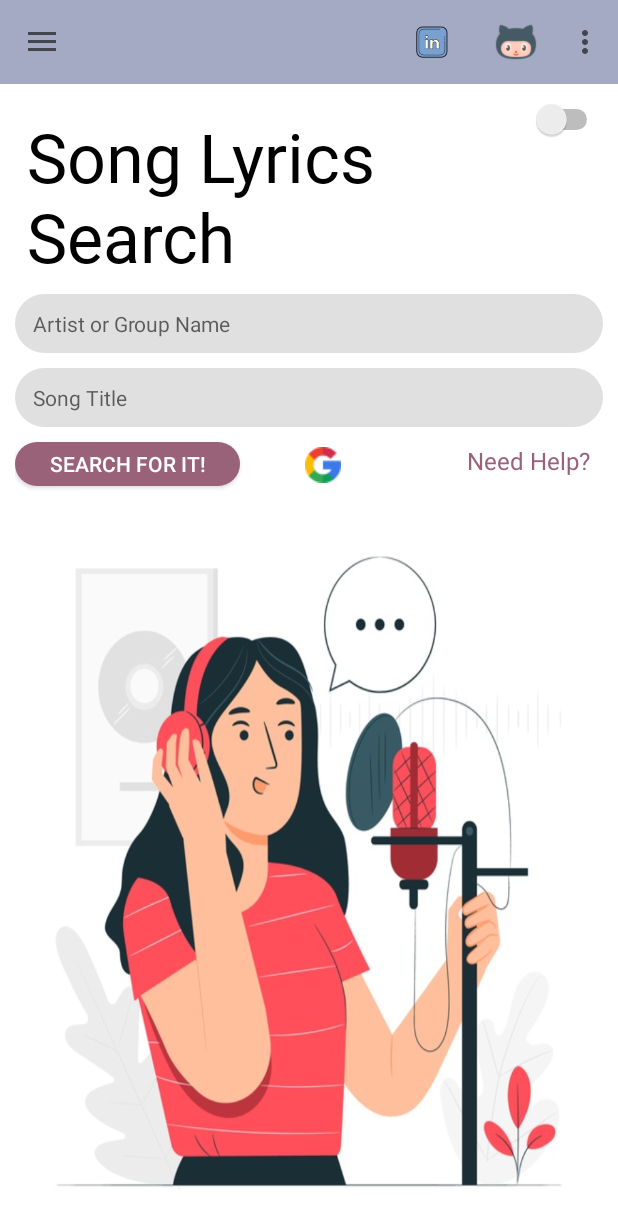
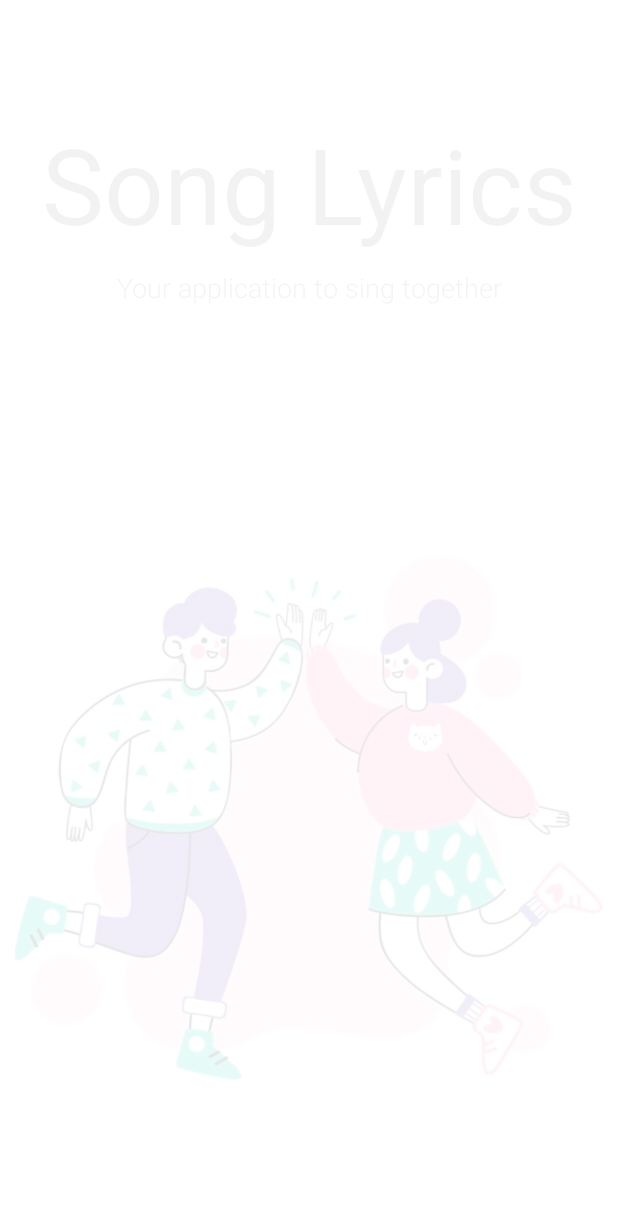
Before and after one commit to andressamachado/Song-Lyrics-Search, an Android app: the first screen one second after launch (MainActivity before the commit, SplashScreen after it), on a phone screen of 412 x 824 dp. Shown: the top 1226 px of the screen. Run offline under Robolectric (Android 15) with nearby library versions, the phone set to English and light mode, and no system bars.

Commit message:
Animated Splash Screen added.

```diff
--- a/app/src/main/AndroidManifest.xml
+++ b/app/src/main/AndroidManifest.xml
@@ -12,13 +12,14 @@
         android:supportsRtl="true"
         android:theme="@style/AppTheme">
 
-        <activity android:name=".MainActivity" android:windowSoftInputMode="adjustPan">
+        <activity android:name=".SplashScreen" android:windowSoftInputMode="adjustPan">
             <intent-filter>
                 <action android:name="android.intent.action.MAIN" />
 
                 <category android:name="android.intent.category.LAUNCHER" />
             </intent-filter>
         </activity>
+        <activity android:name=".MainActivity"/>
         <activity android:name=".SongLyricActivity"/>
 
         <meta-data
--- /dev/null
+++ b/app/src/main/java/com/andressamachado/songlyricssearch/SplashScreen.java
@@ -0,0 +1,70 @@
+package com.andressamachado.songlyricssearch;
+
+import android.content.Intent;
+import android.os.Bundle;
+import android.os.Handler;
+import android.view.WindowManager;
+import android.view.animation.Animation;
+import android.view.animation.AnimationUtils;
+import android.widget.ImageView;
+import android.widget.TextView;
+
+import androidx.annotation.Nullable;
+import androidx.appcompat.app.AppCompatActivity;
+
+/******************************************************************************************
+ * This class is responsible for the splash screen functionality of the application. It extends
+ * AppCompatActivity to adjusts newer platform features on older devices.
+ *
+ * @author Andressa Machado
+ * @version 1.0
+ * @see AppCompatActivity
+ * @since 2020/08/19
+ ******************************************************************************************/
+public class SplashScreen extends AppCompatActivity {
+    //Constant holding the period of time that the splash screen will be visible before going to the MainActivity
+    //4 seconds in this case
+    private static final int SPLASH_SCREEN = 4000;
+
+    /**XML layout elements declarations*/
+    Animation topAnimation, bottomAnimation;
+    TextView title, subtitle;
+    ImageView image;
+
+    /**
+     * OnCreate method is a bundle where the activity is initialized. It is called when the
+     * application is not loaded yet. Here is performed basic application startup logic that
+     * should happen only once for the entire life of the activity
+     */
+    @Override
+    public void onCreate(@Nullable Bundle savedInstanceState) {
+        super.onCreate(savedInstanceState);
+        //set the splash screen to be full screen, not using the action bar that is placed by default by android
+        getWindow().setFlags(WindowManager.LayoutParams.FLAG_FULLSCREEN, WindowManager.LayoutParams.FLAG_FULLSCREEN);
+        setContentView(R.layout.splash_screen);
+
+        //Initializing animations
+        topAnimation = AnimationUtils.loadAnimation(this, R.anim.top_animation);
+        bottomAnimation = AnimationUtils.loadAnimation(this, R.anim.bottom_animation);
+
+        //Initializing every view used in this activity
+        image = findViewById(R.id.splash_scree_img);
+        title = findViewById(R.id.splash_scree_title);
+        subtitle = findViewById(R.id.splash_scree_subtitle);
+
+        //Setting animation
+        image.setAnimation(bottomAnimation);
+        title.setAnimation(topAnimation);
+        subtitle.setAnimation(topAnimation);
+
+        //4seconds past, run next application
+        new Handler().postDelayed(new Runnable() {
+            @Override
+            public void run() {
+                Intent goToApplication = new Intent(SplashScreen.this, MainActivity.class);
+                startActivity(goToApplication);
+                finish();
+            }
+        }, SPLASH_SCREEN);
+    }
+}
--- /dev/null
+++ b/app/src/main/res/anim/bottom_animation.xml
@@ -0,0 +1,14 @@
+<?xml version="1.0" encoding="utf-8"?>
+<set xmlns:android="http://schemas.android.com/apk/res/android">
+
+    <translate
+        android:fromXDelta="0%"
+        android:fromYDelta="100%"
+        android:duration="1500"/>
+
+    <alpha
+        android:fromAlpha="0.1"
+        android:toAlpha="1.0"
+        android:duration="1500"/>
+
+</set>
--- /dev/null
+++ b/app/src/main/res/anim/top_animation.xml
@@ -0,0 +1,14 @@
+<?xml version="1.0" encoding="utf-8"?>
+<set xmlns:android="http://schemas.android.com/apk/res/android">
+
+    <translate
+        android:fromXDelta="0%"
+        android:fromYDelta="-50%"
+        android:duration="2000"/>
+
+    <alpha
+        android:fromAlpha="0.1"
+        android:toAlpha="1.0"
+        android:duration="1500"/>
+
+</set>
--- /dev/null
+++ b/app/src/main/res/layout/splash_screen.xml
@@ -0,0 +1,52 @@
+<?xml version="1.0" encoding="utf-8"?>
+<androidx.constraintlayout.widget.ConstraintLayout
+    xmlns:android="http://schemas.android.com/apk/res/android"
+    xmlns:app="http://schemas.android.com/apk/res-auto"
+    xmlns:tools="http://schemas.android.com/tools"
+    android:layout_width="match_parent"
+    android:layout_height="match_parent"
+    android:background="@android:color/white">
+
+    <ImageView
+        android:id="@+id/splash_scree_img"
+        android:src="@drawable/splash_screen_img"
+        android:layout_width="0dp"
+        android:layout_height="wrap_content"
+        android:layout_marginStart="10dp"
+        android:layout_marginTop="100dp"
+        android:layout_marginEnd="10dp"
+        app:layout_constraintBottom_toBottomOf="parent"
+        app:layout_constraintEnd_toEndOf="parent"
+        app:layout_constraintHorizontal_bias="0.0"
+        app:layout_constraintStart_toStartOf="parent"
+        app:layout_constraintTop_toTopOf="parent"
+        app:layout_constraintVertical_bias="0.875" />
+
+    <TextView
+        android:id="@+id/splash_scree_title"
+        android:layout_width="0dp"
+        android:layout_height="wrap_content"
+        android:layout_marginTop="76dp"
+        android:fontFamily="@font/dorsa"
+        android:text="@string/app_name"
+        android:textAlignment="center"
+        android:textSize="70sp"
+        app:layout_constraintEnd_toEndOf="parent"
+        app:layout_constraintHorizontal_bias="1.0"
+        app:layout_constraintStart_toStartOf="parent"
+        app:layout_constraintTop_toTopOf="parent" />
+
+    <TextView
+        android:id="@+id/splash_scree_subtitle"
+        android:layout_width="wrap_content"
+        android:layout_height="wrap_content"
+        android:layout_marginTop="10dp"
+        android:fontFamily="sans-serif-light"
+        android:text="@string/app_subtitle"
+        android:textAlignment="center"
+        android:textSize="18sp"
+        app:layout_constraintEnd_toEndOf="parent"
+        app:layout_constraintStart_toStartOf="parent"
+        app:layout_constraintTop_toBottomOf="@+id/splash_scree_title" />
+
+</androidx.constraintlayout.widget.ConstraintLayout>
--- a/app/src/main/res/values/strings.xml
+++ b/app/src/main/res/values/strings.xml
@@ -37,4 +37,5 @@
     <string name="toast_error_message">lyric not found</string>
     <string name="concatenation_song_searched_info"> by </string>
     <string name="artist_image">artist image</string>
+    <string name="app_subtitle">Your application to sing together</string>
 </resources>
```
Also changed, not shown: app/src/main/res/drawable/splash_screen_img.jpg (added), 1 other file.
